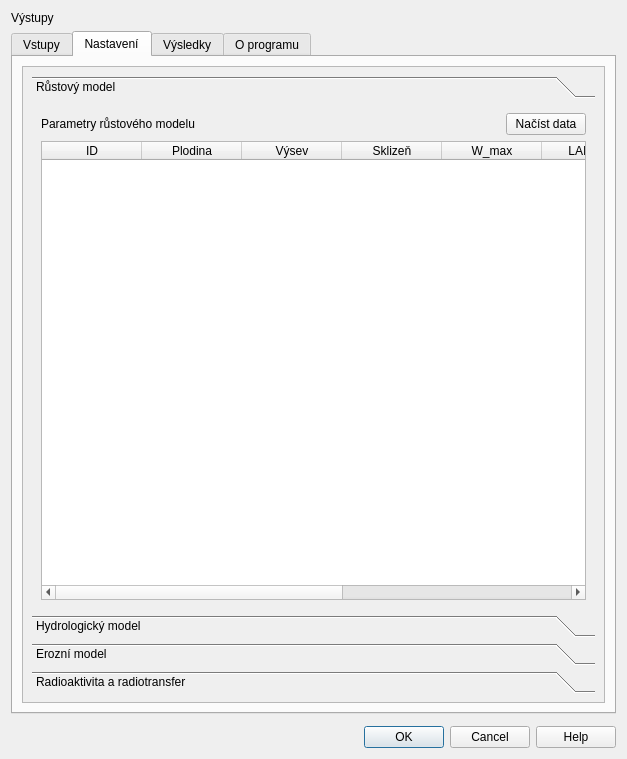
Above: RadHydro_dialog_base.ui from JakubBrom/RadAgro before the change. Below: the same form after it.
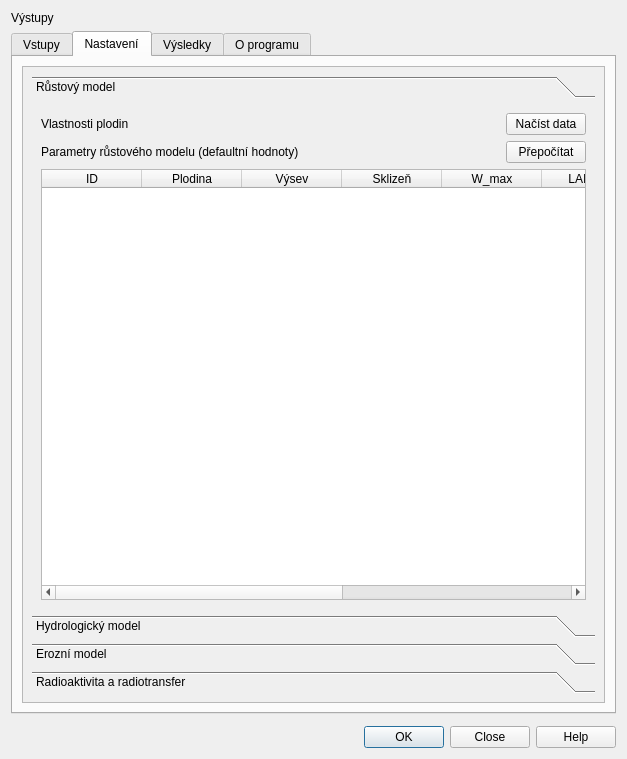
That is the form after the change. The open tabs and pages were chosen to show the change. Icons and pictures are not drawn. Custom widgets are drawn as their Qt base class.

Commit message: Adding method for crops growth curve coefficients calculation small changes in UI

```diff
--- a/RadHydro_dialog_base.ui
+++ b/RadHydro_dialog_base.ui
@@ -33,7 +33,7 @@
       <enum>Qt::Horizontal</enum>
      </property>
      <property name="standardButtons">
-      <set>QDialogButtonBox::Cancel|QDialogButtonBox::Help|QDialogButtonBox::Ok</set>
+      <set>QDialogButtonBox::Close|QDialogButtonBox::Help|QDialogButtonBox::Ok</set>
      </property>
     </widget>
    </item>
@@ -966,7 +966,7 @@
                     </sizepolicy>
                    </property>
                    <property name="text">
-                    <string>Parametry růstového modelu</string>
+                    <string>Vlastnosti plodin</string>
                    </property>
                   </widget>
                  </item>
@@ -977,6 +977,23 @@
                    </property>
                   </widget>
                  </item>
+                 <item row="1" column="1">
+                  <widget class="QPushButton" name="pb_coefs">
+                   <property name="toolTip">
+                    <string>&lt;html&gt;&lt;head/&gt;&lt;body&gt;&lt;p&gt;Provede výpočet koeficientů růstového modelu z dat zadaných v tabulce (z hodnot maximální sušiny). Jedná se o defaultní hodnoty sklonu a interceptu růstové křivky (viz nápověda).&lt;/p&gt;&lt;/body&gt;&lt;/html&gt;</string>
+                   </property>
+                   <property name="text">
+                    <string>Přepočítat</string>
+                   </property>
+                  </widget>
+                 </item>
+                 <item row="1" column="0">
+                  <widget class="QLabel" name="label_12">
+                   <property name="text">
+                    <string>Parametry růstového modelu (defaultní hodnoty)</string>
+                   </property>
+                  </widget>
+                 </item>
                 </layout>
                </item>
                <item row="1" column="0">
```
Left out of the diff: 54 changed lines with no effect on the pictures. The commit also changes 1 other file.
